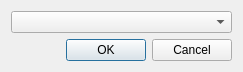
Above: tracker-steamvr/dialog.ui from opentrack/opentrack before the change. Below: the same form after it.
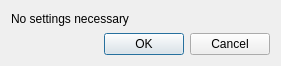
That is the form after the change. Icons and pictures are not drawn.

Commit message:
tracker/steamvr: fix vive rotation order
Issue: #353
cf.
https://github.com/opentrack/opentrack/issues/352#issuecomment-289306146

The submitter's working on the roll code. sin^1 codomain is +-90
deg. so we better use the equivalent atan2(3) formula.

```diff
--- a/tracker-steamvr/dialog.ui
+++ b/tracker-steamvr/dialog.ui
@@ -9,8 +9,8 @@
    <rect>
     <x>0</x>
     <y>0</y>
-    <width>243</width>
-    <height>67</height>
+    <width>281</width>
+    <height>66</height>
    </rect>
   </property>
   <property name="sizePolicy">
@@ -33,9 +33,6 @@
    <bool>false</bool>
   </property>
   <layout class="QGridLayout" name="gridLayout_2">
-   <item row="0" column="0">
-    <widget class="QComboBox" name="rotation_order"/>
-   </item>
    <item row="1" column="0">
     <widget class="QDialogButtonBox" name="buttonBox">
      <property name="sizePolicy">
@@ -49,6 +46,13 @@
      </property>
     </widget>
    </item>
+   <item row="0" column="0">
+    <widget class="QLabel" name="label">
+     <property name="text">
+      <string>No settings necessary</string>
+     </property>
+    </widget>
+   </item>
   </layout>
  </widget>
  <resources/>
```
The commit also changes 4 other files.
